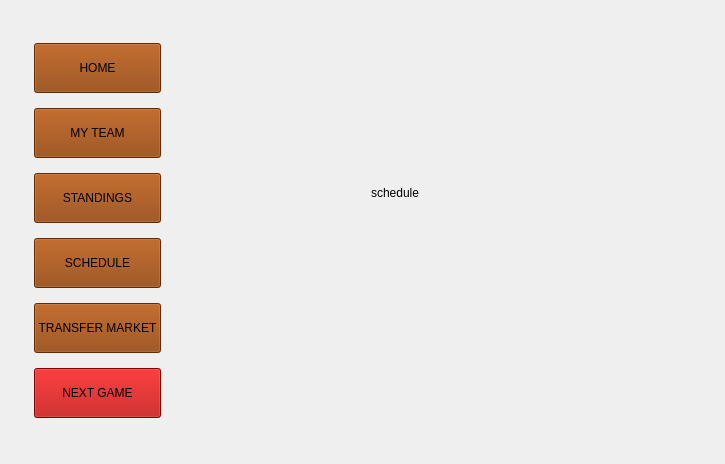
TombaM/RS13-euroleague-basketball-manager, file ELManager/Manager/EuroleagueManager/mainwindow.ui: the form before one commit.
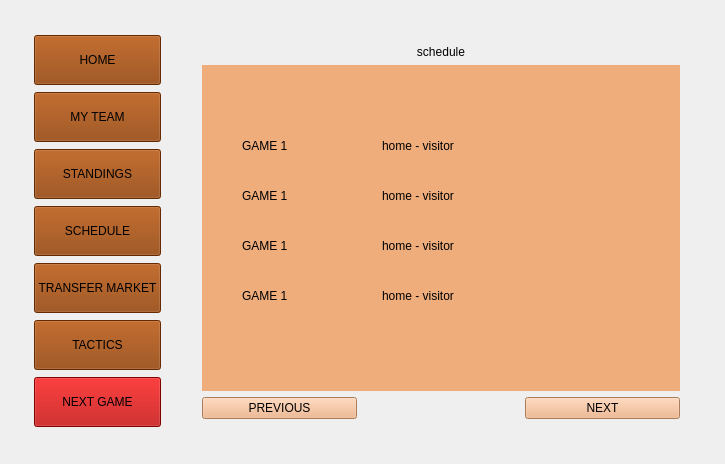
The form after the commit. The open tabs and pages were chosen to show the change. Icons and pictures are not drawn.

The edit to the form file:
```diff
--- a/ELManager/Manager/EuroleagueManager/mainwindow.ui
+++ b/ELManager/Manager/EuroleagueManager/mainwindow.ui
@@ -263,7 +263,7 @@
              </property>
             </widget>
            </item>
-           <item row="5" column="0">
+           <item row="6" column="0">
             <widget class="QPushButton" name="nextGameButton">
              <property name="minimumSize">
               <size>
@@ -280,6 +280,23 @@
              </property>
             </widget>
            </item>
+           <item row="5" column="0">
+            <widget class="QPushButton" name="pushButton">
+             <property name="minimumSize">
+              <size>
+               <width>0</width>
+               <height>50</height>
+              </size>
+             </property>
+             <property name="styleSheet">
+              <string notr="true">background-color:rgb(140, 60, 0);
+font: 25 11pt &quot;Ubuntu&quot;;</string>
+             </property>
+             <property name="text">
+              <string>TACTICS</string>
+             </property>
+            </widget>
+           </item>
           </layout>
          </widget>
         </item>
@@ -362,19 +379,152 @@
               </widget>
              </widget>
              <widget class="QWidget" name="schedulePage">
+              <layout class="QGridLayout" name="gridLayout_7">
+               <item row="2" column="0">
+                <widget class="QPushButton" name="previousRoundButton">
+                 <property name="styleSheet">
+                  <string notr="true">background-color:rgb(239, 173, 124)</string>
+                 </property>
+                 <property name="text">
+                  <string>PREVIOUS</string>
+                 </property>
+                </widget>
+               </item>
+               <item row="0" column="1">
               <widget class="QLabel" name="label_4">
-               <property name="geometry">
-                <rect>
-                 <x>180</x>
-                 <y>150</y>
-                 <width>67</width>
-                 <height>17</height>
-                </rect>
-               </property>
                <property name="text">
                 <string>schedule</string>
                </property>
-              </widget>
+                 <property name="alignment">
+                  <set>Qt::AlignCenter</set>
+                 </property>
+                </widget>
+               </item>
+               <item row="2" column="2">
+                <widget class="QPushButton" name="nextRoundButton">
+                 <property name="styleSheet">
+                  <string notr="true">background-color:rgb(239, 173, 124)</string>
+                 </property>
+                 <property name="text">
+                  <string>NEXT</string>
+                 </property>
+                </widget>
+               </item>
+               <item row="1" column="0" colspan="3">
+                <widget class="QStackedWidget" name="stackedWidget_2">
+                 <property name="styleSheet">
+                  <string notr="true">background-color:rgb(239, 173, 124)</string>
+                 </property>
+                 <widget class="QWidget" name="page">
+                  <widget class="QLabel" name="label_11">
+                   <property name="geometry">
+                    <rect>
+                     <x>40</x>
+                     <y>70</y>
+                     <width>131</width>
+                     <height>21</height>
+                    </rect>
+                   </property>
+                   <property name="text">
+                    <string>GAME 1</string>
+                   </property>
+                  </widget>
+                  <widget class="QLabel" name="label_12">
+                   <property name="geometry">
+                    <rect>
+                     <x>40</x>
+                     <y>120</y>
+                     <width>131</width>
+                     <height>21</height>
+                    </rect>
+                   </property>
+                   <property name="text">
+                    <string>GAME 1</string>
+                   </property>
+                  </widget>
+                  <widget class="QLabel" name="label_13">
+                   <property name="geometry">
+                    <rect>
+                     <x>40</x>
+                     <y>170</y>
+                     <width>131</width>
+                     <height>21</height>
+                    </rect>
+                   </property>
+                   <property name="text">
+                    <string>GAME 1</string>
+                   </property>
+                  </widget>
+                  <widget class="QLabel" name="label_14">
+                   <property name="geometry">
+                    <rect>
+                     <x>40</x>
+                     <y>220</y>
+                     <width>131</width>
+                     <height>21</height>
+                    </rect>
+                   </property>
+                   <property name="text">
+                    <string>GAME 1</string>
+                   </property>
+                  </widget>
+                  <widget class="QLabel" name="label_15">
+                   <property name="geometry">
+                    <rect>
+                     <x>180</x>
+                     <y>70</y>
+                     <width>261</width>
+                     <height>21</height>
+                    </rect>
+                   </property>
+                   <property name="text">
+                    <string>home - visitor</string>
+                   </property>
+                  </widget>
+                  <widget class="QLabel" name="label_16">
+                   <property name="geometry">
+                    <rect>
+                     <x>180</x>
+                     <y>120</y>
+                     <width>261</width>
+                     <height>21</height>
+                    </rect>
+                   </property>
+                   <property name="text">
+                    <string>home - visitor</string>
+                   </property>
+                  </widget>
+                  <widget class="QLabel" name="label_17">
+                   <property name="geometry">
+                    <rect>
+                     <x>180</x>
+                     <y>170</y>
+                     <width>261</width>
+                     <height>21</height>
+                    </rect>
+                   </property>
+                   <property name="text">
+                    <string>home - visitor</string>
+                   </property>
+                  </widget>
+                  <widget class="QLabel" name="label_18">
+                   <property name="geometry">
+                    <rect>
+                     <x>180</x>
+                     <y>220</y>
+                     <width>261</width>
+                     <height>21</height>
+                    </rect>
+                   </property>
+                   <property name="text">
+                    <string>home - visitor</string>
+                   </property>
+                  </widget>
+                 </widget>
+                 <widget class="QWidget" name="page_2"/>
+                </widget>
+               </item>
+              </layout>
              </widget>
              <widget class="QWidget" name="transferMarketPage">
               <layout class="QGridLayout" name="gridLayout_6">
```
Left out of the diff: 313 changed lines with no effect on the pictures. Lines whose indentation alone changed are shown as unchanged.
